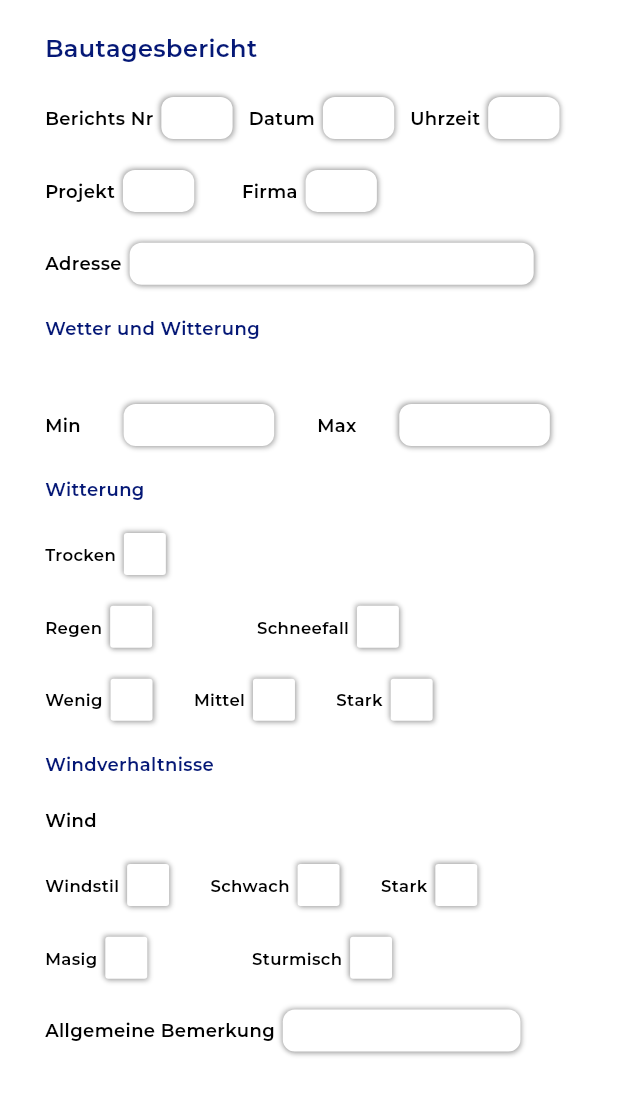
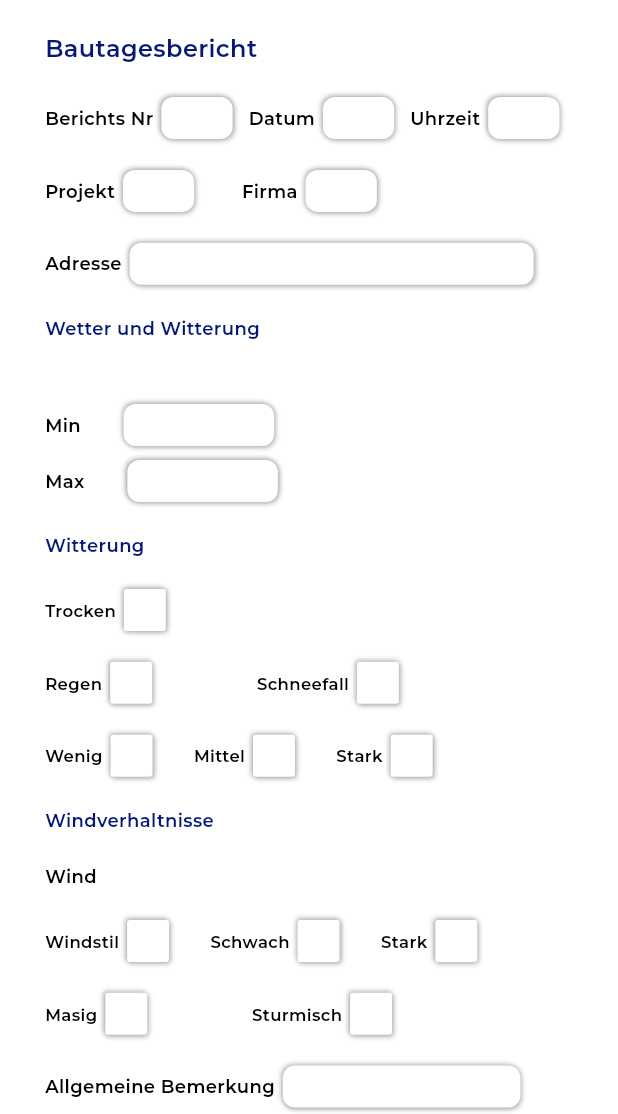
Before and after one commit to Temesgenzewude/construction_app, a Flutter app: the DailyReportScreen screen opened by its route, on a phone screen of 412 x 824 dp, the part 122-1236 px from its top. Run offline on Flutter 3.47's test engine with Material 3 defaults, Android fonts, the phone set to English and light mode, and no system bars; our stand-ins replace country_code_picker, country_picker, dotted_border, flutter_hooks, flutter_svg, go_router and 3 more; project files that could hold a hidden picture were left out.

Commit message:
fix wrapping

```diff
--- a/lib/src/features/project/presentation/screens/daily_report_screen.dart
+++ b/lib/src/features/project/presentation/screens/daily_report_screen.dart
@@ -135,6 +135,8 @@ class DailyReportScreen extends HookWidget {
                 runSpacing: AppSizer.getHeight(context, 10),
                 crossAxisAlignment: WrapCrossAlignment.center,
                 children: [
+                  Row(
+                    children: [
                       const Text(
                         'Min',
                         style: TextStyle(
@@ -144,11 +146,16 @@ class DailyReportScreen extends HookWidget {
                           fontWeight: FontWeight.w600,
                         ),
                       ),
+                      SizedBox(width: AppSizer.getWidth(context, 27)),
                       InputFieldContainer(
                         controller: TextEditingController(),
                         width: AppSizer.getWidth(context, 95),
                         height: AppSizer.getHeight(context, 30),
                       ),
+                    ],
+                  ),
+                  Row(
+                    children: [
                       const Text(
                         'Max',
                         style: TextStyle(
@@ -158,10 +165,13 @@ class DailyReportScreen extends HookWidget {
                           fontWeight: FontWeight.w600,
                         ),
                       ),
+                      SizedBox(width: AppSizer.getWidth(context, 27)),
                       InputFieldContainer(
                         controller: TextEditingController(),
                         width: AppSizer.getWidth(context, 95),
                         height: AppSizer.getHeight(context, 30),
+                      ),
+                    ],
                   ),
                 ],
               ),
```
Lines whose indentation alone changed are shown as unchanged.
